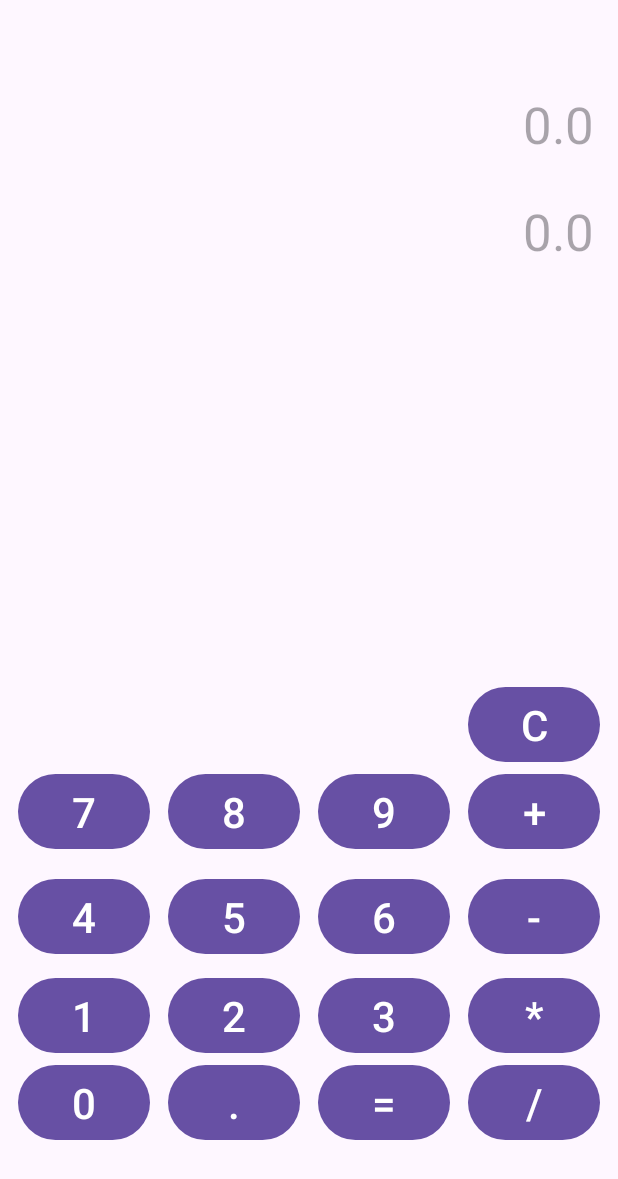
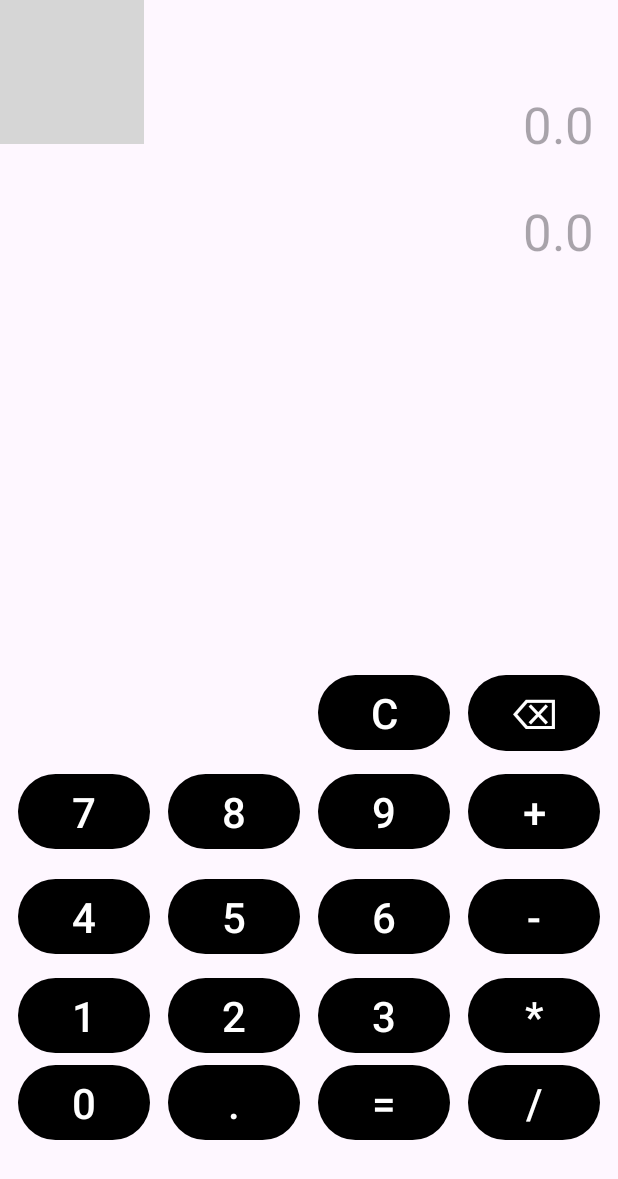
Before and after one commit to bryanmiranda138/CalculadoraP, an Android app: the screen it shows after launch (MainActivity), on a phone screen of 412 x 824 dp. Shown: the top 1179 px of the screen. Run offline under Robolectric (Android 15) with nearby library versions, the phone set to English and light mode, and no system bars; grey boxes are pictures that could not be loaded.

Commit message:
cambios en la interfaz

```diff
--- a/app/src/main/res/layout/activity_main.xml
+++ b/app/src/main/res/layout/activity_main.xml
@@ -5,6 +5,12 @@
     android:layout_width="match_parent"
     android:layout_height="match_parent"
     tools:context=".MainActivity">
+
+    <ImageView
+        android:layout_width="wrap_content"
+        android:layout_height="wrap_content"
+        android:src="@drawable/fondo"
+        tools:ignore="MissingConstraints" />
 
 
     <TextView
@@ -189,6 +195,7 @@
         android:layout_height="wrap_content"
         android:layout_marginBottom="12dp"
         android:onClick="clicNumero"
+        app:circularflow_radiusInDP="@string/app_name"
         android:text="7"
         android:textSize="@dimen/texto_botones"
         app:layout_constraintBottom_toTopOf="@+id/btn4"
@@ -236,8 +243,23 @@
         android:id="@+id/btnBorrar"
         android:layout_width="wrap_content"
         android:layout_height="wrap_content"
+        android:layout_marginEnd="100dp"
+        android:layout_marginBottom="8dp"
         android:text="C"
         android:textSize="@dimen/texto_botones"
         app:layout_constraintBottom_toTopOf="@+id/btnSumar"
         app:layout_constraintEnd_toEndOf="@+id/btnSumar" />
+
+    <Button
+        android:id="@+id/btnBorrar1"
+        android:layout_width="wrap_content"
+        android:layout_height="wrap_content"
+        android:onClick="clicBorrar"
+        android:layout_marginBottom="8dp"
+        android:text="⌫"
+        android:textSize="@dimen/texto_botones"
+        app:layout_constraintBaseline_toBaselineOf="@+id/btnBorrar"
+        app:layout_constraintEnd_toStartOf="@+id/btnSumar"
+        app:layout_constraintStart_toEndOf="@+id/btnDividir" />
+
 </androidx.constraintlayout.widget.ConstraintLayout>
--- a/app/src/main/res/values-night/themes.xml
+++ b/app/src/main/res/values-night/themes.xml
@@ -2,6 +2,6 @@
     <!-- Base application theme. -->
     <style name="Base.Theme.CalculadoraP" parent="Theme.Material3.DayNight.NoActionBar">
         <!-- Customize your dark theme here. -->
-        <!-- <item name="colorPrimary">@color/my_dark_primary</item> -->
+        <item name="colorPrimary">@color/black</item>
     </style>
 </resources>
--- a/app/src/main/res/values/colors.xml
+++ b/app/src/main/res/values/colors.xml
@@ -2,4 +2,5 @@
 <resources>
     <color name="black">#FF000000</color>
     <color name="white">#FFFFFFFF</color>
+    <color name="mi_color">#3B5998</color>
 </resources>
--- a/app/src/main/res/values/themes.xml
+++ b/app/src/main/res/values/themes.xml
@@ -2,7 +2,7 @@
     <!-- Base application theme. -->
     <style name="Base.Theme.CalculadoraP" parent="Theme.Material3.DayNight.NoActionBar">
         <!-- Customize your light theme here. -->
-        <!-- <item name="colorPrimary">@color/my_light_primary</item> -->
+        <item name="colorPrimary">@color/black</item>
     </style>
 
     <style name="Theme.CalculadoraP" parent="Base.Theme.CalculadoraP" />
```
Also changed, not shown: app/src/main/java/com/example/calculadorap/MainActivity.kt (+21 -0 lines), 1 other file.
